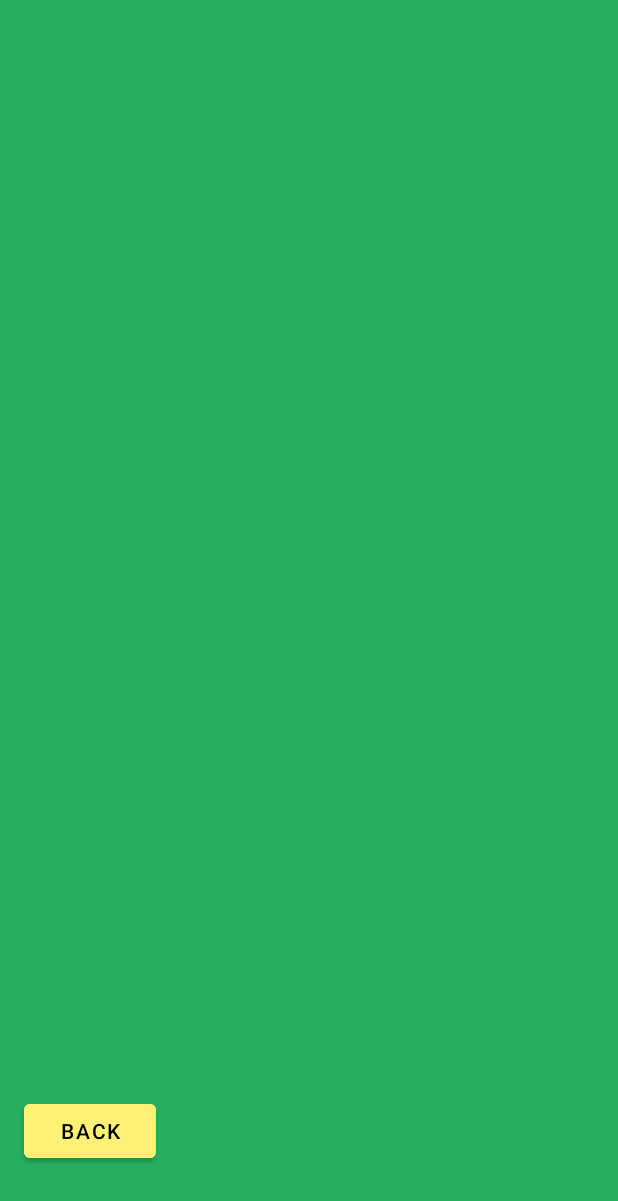
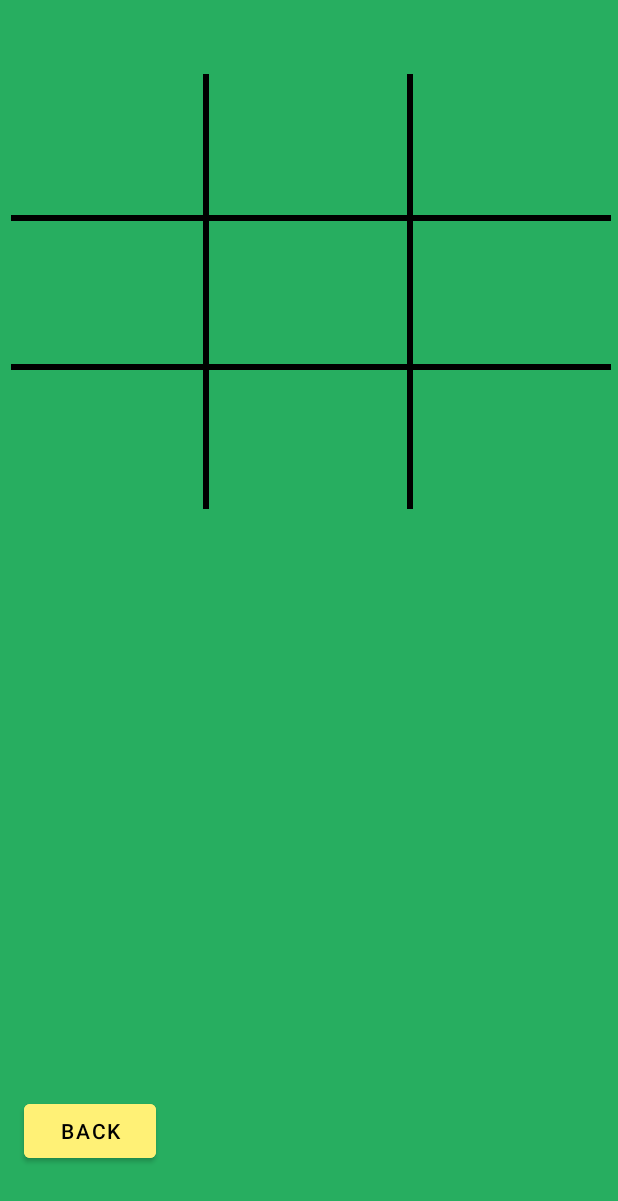
Before and after one commit to Miikexx/WordSudokuApp, an Android app: the layout activity_start_game.xml on its own in the app's theme, with its tools: preview values and no code run, on a phone screen of 412 x 824 dp. Shown: the top 1201 px of the screen. Run offline under Robolectric (Android 15) with nearby library versions, the phone set to English and light mode, and no system bars.

Commit message:
Added bars to game screen and made game more playable

```diff
--- a/app/src/main/java/com/example/myapplication/StartGame.java
+++ b/app/src/main/java/com/example/myapplication/StartGame.java
@@ -3,6 +3,7 @@ package com.example.myapplication;
 import androidx.appcompat.app.AppCompatActivity;
 
 import android.content.Intent;
+import android.graphics.Color;
 import android.os.Bundle;
 import android.view.View;
 import android.widget.Button;
@@ -33,7 +34,7 @@ public class StartGame extends AppCompatActivity {
 
         wordClass gameWordArray[];
 
-        int initialSpotsFilled = 70;
+        int initialSpotsFilled = 75;
 
     Button tempButton;
     private static final int NUM_ROWS = 9;
@@ -134,8 +135,8 @@ public class StartGame extends AppCompatActivity {
                 }
                 tableRow.addView(button);
                 button.setText(tempWord);
-                //button.setTextColor(@color/black);
-                //button.setB
+                button.setTextColor(Color.parseColor("#FF000000"));
+                //button.setBackgroundColor(Color.YELLOW);
                 //wordClass buttonSpot = ValidBoardGenerator.gameWordArray[row][cols];
                 //button.setText(buttonSpot.translation);
                 button.setMaxLines(1);
--- a/app/src/main/res/layout/activity_start_game.xml
+++ b/app/src/main/res/layout/activity_start_game.xml
@@ -65,5 +65,81 @@
     app:layout_constraintStart_toStartOf="parent"
     app:layout_constraintTop_toTopOf="parent" />
 
+    <LinearLayout
+        android:layout_width="match_parent"
+        android:layout_height="match_parent"
+        android:orientation="vertical">
+
+
+        <TextView
+            android:layout_height="wrap_content"
+            android:layout_width="match_parent"
+            android:gravity="center_horizontal"/>
+
+        <View
+            android:layout_width="4dp"
+            android:layout_height="290dp"
+            android:background="@color/black"
+            android:layout_marginTop="30dp"
+            android:layout_marginLeft="135.5dp"/>
+    </LinearLayout>
+    <LinearLayout
+        android:layout_width="match_parent"
+        android:layout_height="match_parent"
+        android:orientation="vertical">
+
+
+        <TextView
+            android:layout_height="wrap_content"
+            android:layout_width="match_parent"
+            android:gravity="center_horizontal"/>
+
+        <View
+            android:layout_width="4dp"
+            android:layout_height="290dp"
+            android:background="@color/black"
+            android:layout_marginTop="30dp"
+            android:layout_marginLeft="271dp"/>
+    </LinearLayout>
+
+
+    <LinearLayout
+        android:layout_width="match_parent"
+        android:layout_height="match_parent"
+        android:orientation="vertical">
+
+
+        <TextView
+            android:layout_height="wrap_content"
+            android:layout_width="match_parent"
+            android:gravity="center_horizontal"/>
+
+        <View
+            android:layout_width="400dp"
+            android:layout_height="4dp"
+            android:background="@color/black"
+            android:layout_marginTop="124dp"
+            android:layout_marginLeft="7dp"/>
+    </LinearLayout>
+
+    <LinearLayout
+        android:layout_width="match_parent"
+        android:layout_height="match_parent"
+        android:orientation="vertical">
+
+
+        <TextView
+            android:layout_height="wrap_content"
+            android:layout_width="match_parent"
+            android:gravity="center_horizontal"/>
+
+        <View
+            android:layout_width="400dp"
+            android:layout_height="4dp"
+            android:background="@color/black"
+            android:layout_marginTop="223.5dp"
+            android:layout_marginLeft="7dp"/>
+    </LinearLayout>
+
 
 </androidx.constraintlayout.widget.ConstraintLayout>
```
